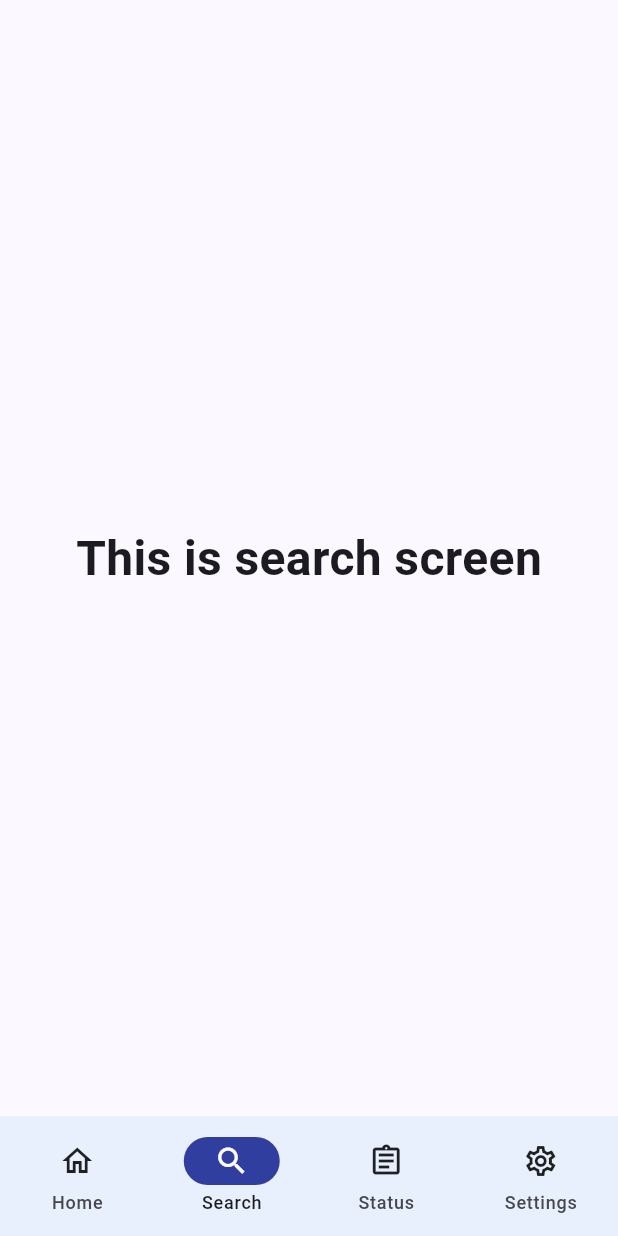
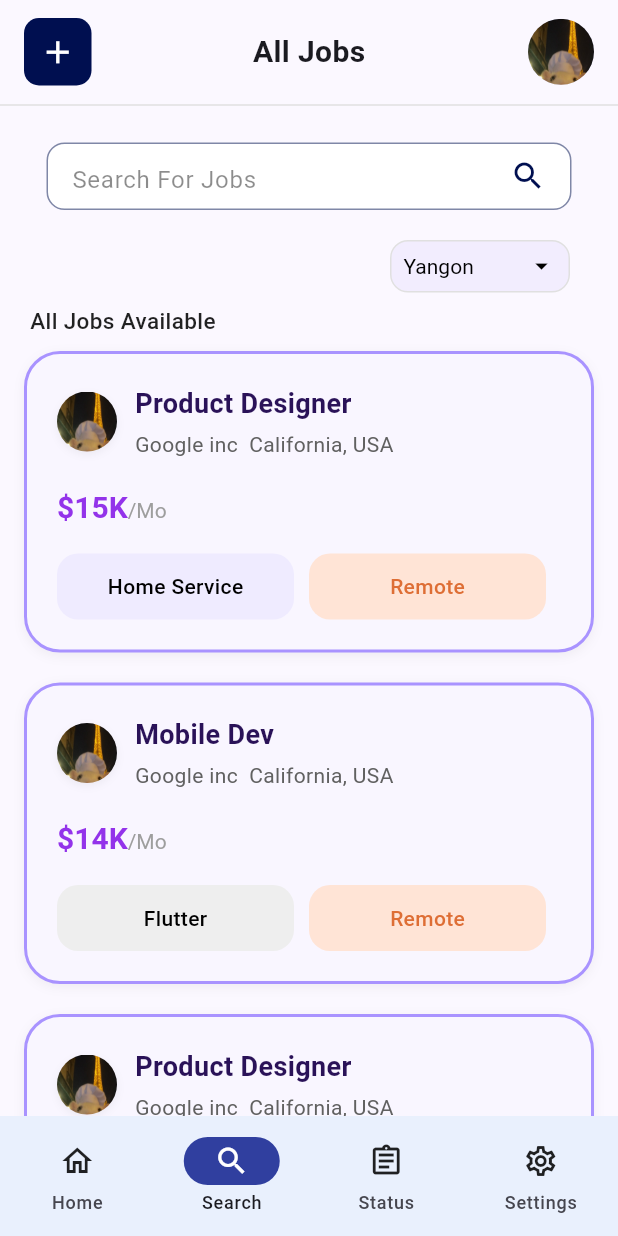
Before and after one commit to nypoclary/easy_hire, a Flutter app: the JobSearchScreen screen opened by its route, on a phone screen of 412 x 824 dp. Run offline on Flutter 3.47's test engine with Material 3 defaults, Android fonts, the phone set to English and light mode, and no system bars; our stand-ins replace go_router.

Commit message:
job_search_screen & the rest home_screen

```diff
--- a/lib/features/home/view/home_screen.dart
+++ b/lib/features/home/view/home_screen.dart
@@ -3,6 +3,7 @@ import 'package:easy_hire/features/home/widgets/job_filter_options.dart';
 import 'package:easy_hire/features/home/widgets/location_filter_chip.dart';
 import 'package:flutter/material.dart';
 import 'package:easy_hire/core/widgets/header.dart';
+import 'package:easy_hire/core/widgets/job_card.dart';
 
 class HomeScreen extends StatefulWidget {
   const HomeScreen({super.key});
@@ -42,8 +43,7 @@ class _HomeScreenState extends State<HomeScreen> {
             ),
             SizedBox(height: 20),
             JobFilterOptions(),
-            const SizedBox(height: 24), // space below the cards
-
+            const SizedBox(height: 12),
             Padding(
               padding: const EdgeInsets.symmetric(horizontal: 20),
               child: Text(
@@ -55,6 +55,33 @@ class _HomeScreenState extends State<HomeScreen> {
                 ),
               ),
             ),
+            Expanded(
+              child: ListView(
+                padding: EdgeInsets.symmetric(horizontal: 16),
+                children: [
+                  JobCardWidget(
+                    role: 'Product Designer',
+                    company: 'Google inc  California, USA',
+                    salary: '\$15K',
+                    tags: ['Home Service', 'Remote'],
+                    imageAsset: 'assets/images/profile_pic.jpg',
+                    onTap: () {
+                      debugPrint('🟣 Card tapped!');
+                    },
+                  ),
+                  JobCardWidget(
+                    role: 'Mobile Dev',
+                    company: 'Google inc  California, USA',
+                    salary: '\$14K',
+                    tags: ['Flutter', 'Remote'],
+                    imageAsset: 'assets/images/profile_pic.jpg',
+                    onTap: () {
+                      debugPrint('🟣 Card tapped!');
+                    },
+                  ),
+                ],
+              ),
+            ),
           ],
         ),
       ),
--- a/lib/features/job_search/view/job_search_screen.dart
+++ b/lib/features/job_search/view/job_search_screen.dart
@@ -1,4 +1,8 @@
 import 'package:flutter/material.dart';
+import 'package:easy_hire/core/widgets/header.dart';
+import 'package:easy_hire/core/widgets/job_search_bar.dart';
+import 'package:easy_hire/features/home/widgets/location_filter_chip.dart';
+import 'package:easy_hire/core/widgets/job_card.dart';
 
 class JobSearchScreen extends StatefulWidget {
   const JobSearchScreen({super.key});
@@ -8,13 +12,94 @@ class JobSearchScreen extends StatefulWidget {
 }
 
 class _JobSearchScreenState extends State<JobSearchScreen> {
+  String selected = 'Yangon';
+
   @override
   Widget build(BuildContext context) {
     return Scaffold(
-      body: Center(
-        child: Text(
-          'This is search screen',
-          style: TextStyle(fontSize: 32, fontWeight: FontWeight.bold),
+      body: SafeArea(
+        child: Column(
+          crossAxisAlignment: CrossAxisAlignment.start,
+          children: [
+            Header(title: 'All Jobs'),
+            SizedBox(height: 24),
+            JobSearchBar(
+              onChanged: (query) {
+                //  Add search/filter logic here
+                print("Search input: $query");
+              },
+            ),
+            SizedBox(height: 20),
+            LocationFilterChip(
+              selectedLocation: selected,
+              locationOptions: ['All', 'Yangon', 'Mandalay', 'Naypyitaw'],
+              onChanged: (value) {
+                setState(() {
+                  selected = value!;
+                  // Then filter your cards here
+                });
+              },
+            ),
+            SizedBox(height: 8),
+            const Padding(
+              padding: EdgeInsets.symmetric(horizontal: 20),
+              child: Text(
+                'All Jobs Available',
+                style: TextStyle(
+                  fontSize: 15,
+                  fontWeight: FontWeight.w500,
+                  color: Colors.black87,
+                ),
+              ),
+            ),
+            Expanded(
+              child: ListView(
+                padding: EdgeInsets.symmetric(horizontal: 16),
+                children: [
+                  JobCardWidget(
+                    role: 'Product Designer',
+                    company: 'Google inc  California, USA',
+                    salary: '\$15K',
+                    tags: ['Home Service', 'Remote'],
+                    imageAsset: 'assets/images/profile_pic.jpg',
+                    onTap: () {
+                      debugPrint('🟣 Card tapped!');
+                    },
+                  ),
+                  JobCardWidget(
+                    role: 'Mobile Dev',
+                    company: 'Google inc  California, USA',
+                    salary: '\$14K',
+                    tags: ['Flutter', 'Remote'],
+                    imageAsset: 'assets/images/profile_pic.jpg',
+                    onTap: () {
+                      debugPrint('🟣 Card tapped!');
+                    },
+                  ),
+                  JobCardWidget(
+                    role: 'Product Designer',
+                    company: 'Google inc  California, USA',
+                    salary: '\$15K',
+                    tags: ['Home Service', 'Remote'],
+                    imageAsset: 'assets/images/profile_pic.jpg',
+                    onTap: () {
+                      debugPrint('🟣 Card tapped!');
+                    },
+                  ),
+                  JobCardWidget(
+                    role: 'Mobile Dev',
+                    company: 'Google inc  California, USA',
+                    salary: '\$14K',
+                    tags: ['Flutter', 'Remote'],
+                    imageAsset: 'assets/images/profile_pic.jpg',
+                    onTap: () {
+                      debugPrint('🟣 Card tapped!');
+                    },
+                  ),
+                ],
+              ),
+            ),
+          ],
         ),
       ),
     );
```
